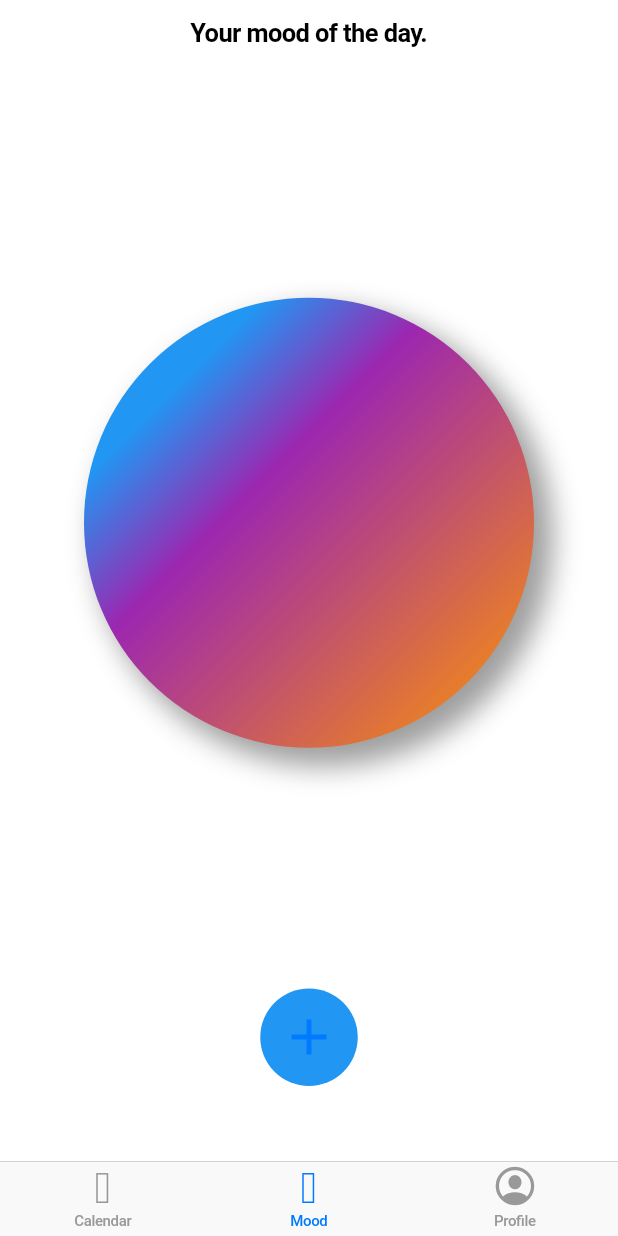
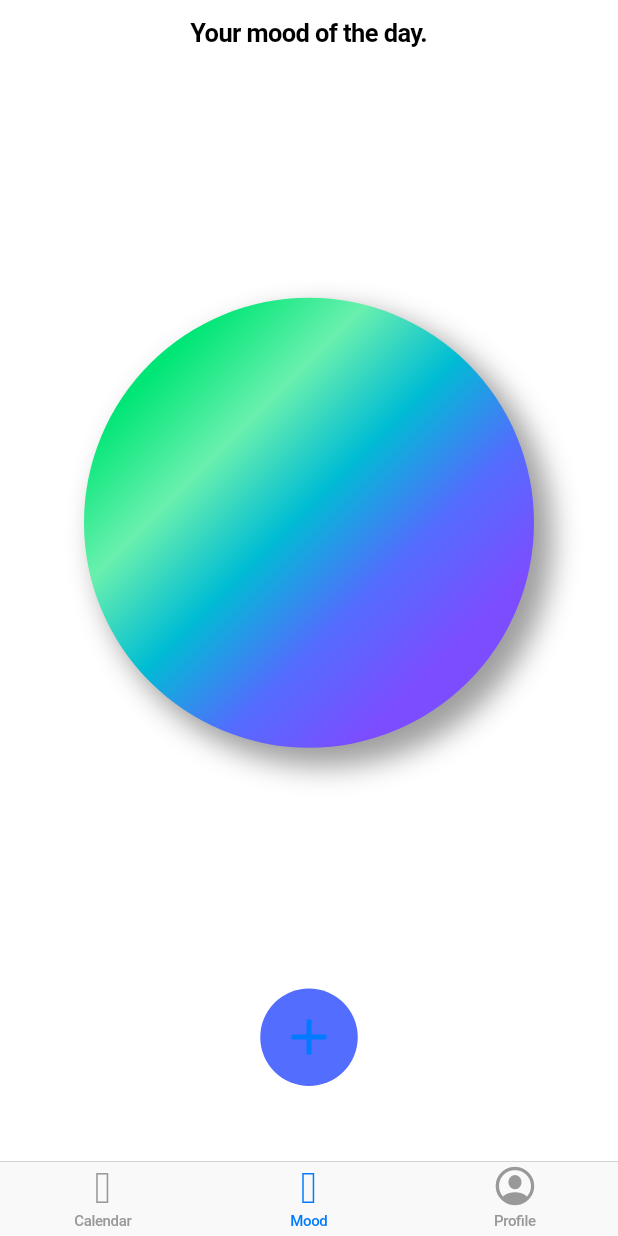
Before and after one commit to appsicle/YOUphoria, a Flutter app: the screen it shows after launch, on a phone screen of 412 x 824 dp. Run offline on Flutter 3.47's test engine with Material 2 defaults, Android fonts, the phone set to English and light mode, and no system bars; our stand-ins replace table_calendar; missing offline and left inert: ndialog.

Commit message:
circle gradient is dependent on list of moods

```diff
--- a/client/lib/screens/currentMood/currentMood.dart
+++ b/client/lib/screens/currentMood/currentMood.dart
@@ -32,10 +32,60 @@ class AddMood extends StatelessWidget {
   }
 }
 
-// TODO make this take in data about user's moods for current day to adjust color weights
 class MoodDisplay extends StatelessWidget {
+  final Map<String, Color> moodsToColor = {
+    "amazing": Colors.greenAccent[400],
+    "happy": Colors.greenAccent,
+    "okay": Colors.cyan,
+    "sad": Colors.indigoAccent,
+    "horrible": Colors.deepPurpleAccent,
+  };
+
+  List<Color> generateColorsList(todaysMoods) {
+    // sort function for ordering moods
+    todaysMoods.sort((a, b) {
+      if (a == "amazing") {
+        return 0;
+      } else if (a == "happy") {
+        return b != "amazing" ? 0 : 1;
+      } else if (a == "okay") {
+        return (b != "amazing" && b != "happy") ? 0 : 1;
+      } else if (a == "sad") {
+        return b == "horrible" ? 0 : 1;
+      } else {
+        return 1;
+      }
+    });
+
+    List<Color> result = [];
+    for (int i = 0; i < todaysMoods.length; i++) {
+      result.add(moodsToColor[todaysMoods[i]]);
+    }
+    return result;
+  }
+
+  List<double> generateStops(List<Color> todaysColors) {
+    List<double> result = [];
+    int numStops = todaysColors.length;
+    double increment = 0.8 / numStops;
+    double weight = increment;
+    for (double i = 0; i < numStops; i++) {
+      result.add(weight);
+      weight += increment;
+    }
+    return result;
+  }
+
   @override
   Widget build(BuildContext context) {
+    // TODO get colors and stops based on user's moods of the day
+    List<String> todaysMoods = ["sad", "happy", "amazing", "horrible", "okay"];
+
+    List<Color> todaysColors = generateColorsList(todaysMoods);
+    List<double> todaysStops = generateStops(todaysColors);
+    // print(todaysColors);
+    // print(todaysStops);
+
     return Expanded(
       child: Center(
         child: Container(
@@ -57,12 +107,8 @@ class MoodDisplay extends StatelessWidget {
             gradient: LinearGradient(
               begin: Alignment.topLeft,
               end: Alignment.bottomRight,
-              colors: [
-                Colors.blue,
-                Colors.purple,
-                Colors.orange,
-              ],
-              stops: [0.2, 0.4, 1],
+              colors: todaysColors,
+              stops: todaysStops,
             ),
           ),
         ),
@@ -87,7 +133,7 @@ class AddMoodButton extends StatelessWidget {
               builder: (context) => NewMood(),
             ));
           },
-          color: Colors.blue,
+          color: Colors.indigoAccent,
           child: Icon(
             Icons.add,
             size: 40.0,
```
